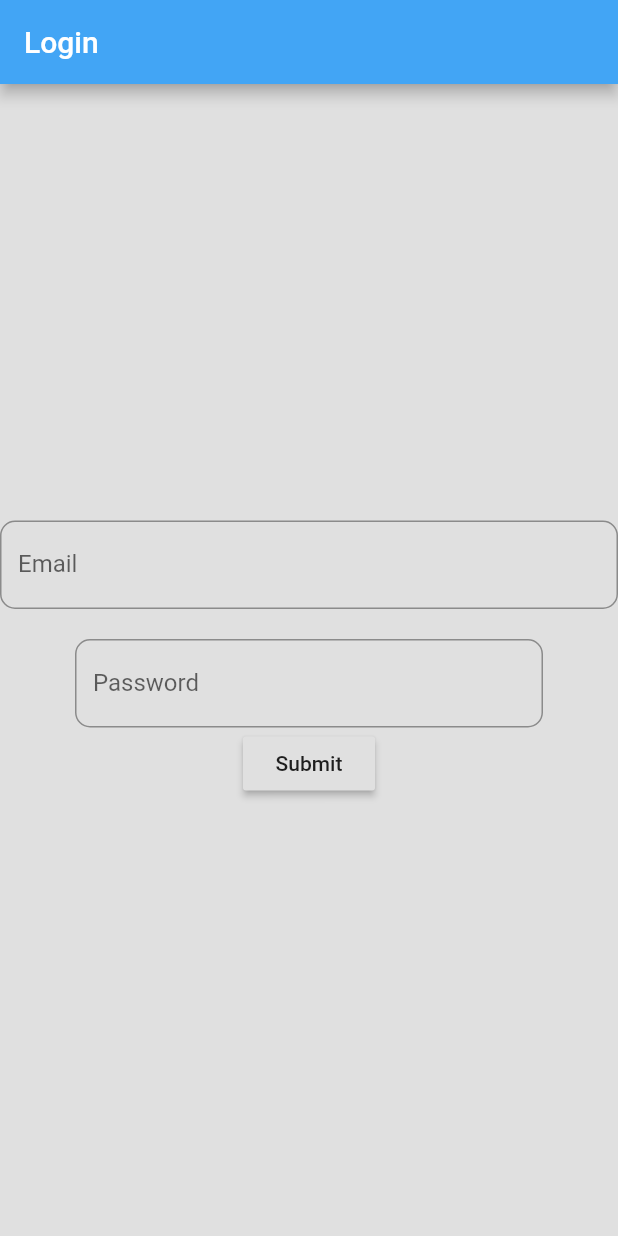
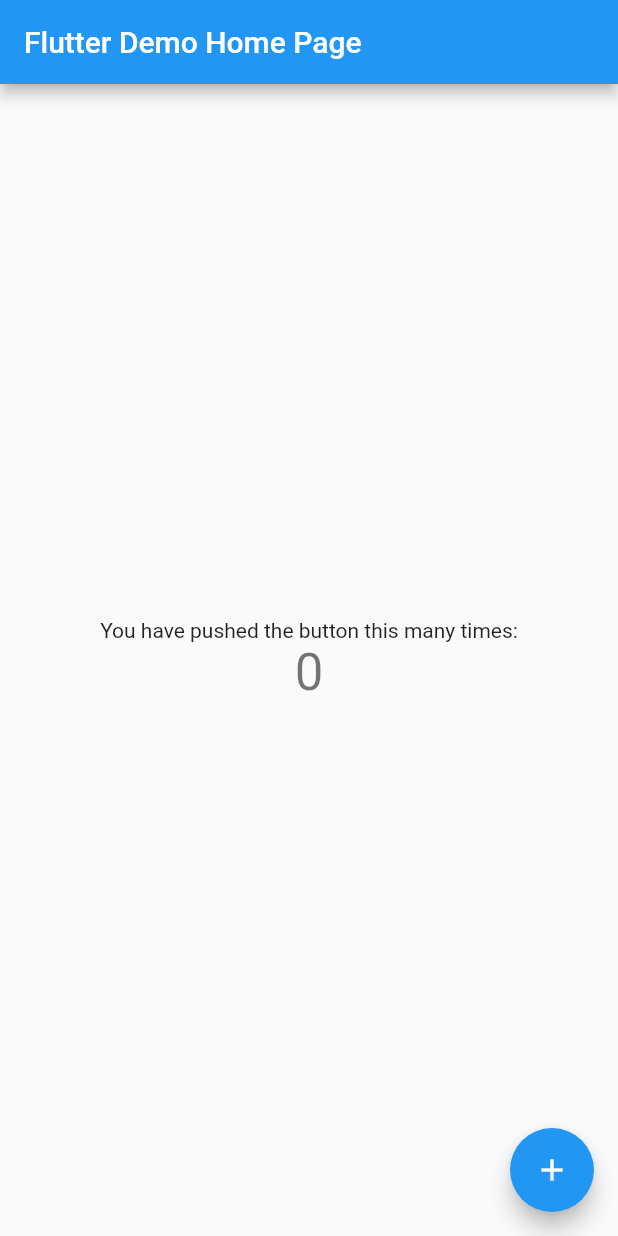
Before and after one commit to Ifavhoney/NasaChallenge, a Flutter app: the screen it shows after launch, on a phone screen of 412 x 824 dp. Run offline on Flutter 3.47's test engine with Material 2 defaults, Android fonts, the phone set to English and light mode, and no system bars.

Commit message:
Refractor Tutorial

```diff
--- a/lib/login.dart
+++ /dev/null
@@ -1,101 +0,0 @@
-import 'package:flutter/material.dart';
-import 'package:mybackpack/backpack.dart';
-
-class Login extends StatefulWidget {
-  @override
-  _LoginState createState() => _LoginState();
-}
-
-class Astronaut {
-  String email = "";
-  String password = "";
-}
-
-class _LoginState extends State<Login> {
-  //Create Object + form key
-  Astronaut astronaut = new Astronaut();
-  final _formKey = GlobalKey<FormState>();
-
-  @override
-  Widget build(BuildContext context) {
-    return Scaffold(
-        appBar: AppBar(
-          title: Text("Login"),
-          backgroundColor: Colors.blue.shade400,
-        ),
-        backgroundColor: Colors.grey.shade300,
-        body: Container(
-          alignment: Alignment.center,
-          child: Form(
-            key: _formKey,
-            child: Column(
-              mainAxisAlignment: MainAxisAlignment.center,
-              children: <Widget>[
-                TextFormField(
-                  decoration: InputDecoration(
-                    labelText: "Email",
-                    border: OutlineInputBorder(
-                      borderRadius: BorderRadius.circular(10),
-                    ),
-                  ),
-
-                  //lvl 2 - accept characters that end with the given email e.g @uoguelph
-                  validator: (String value) {
-                    if (value.isEmpty) {
-                      return "Invalid Field";
-                    } else {
-                      //DO X Y Z
-                      setState(() {
-                        return astronaut.email = value;
-                      });
-                    }
-                    return null;
-                  },
-                ),
-                Padding(
-                  padding: const EdgeInsets.fromLTRB(50, 20, 50, 0),
-                  child: TextFormField(
-                    decoration: InputDecoration(
-                      labelText: "Password",
-                      border: OutlineInputBorder(
-                        borderRadius: BorderRadius.circular(10),
-                      ),
-                    ),
-                    obscureText: true,
-                    //lvl 2 - accept characters that end with the given email e.g @uoguelph
-                    validator: (String value) {
-                      if (value.isEmpty) {
-                        return "Invalid Field";
-                      } else {
-                        //DO X Y Z
-                        setState(() {
-                          return astronaut.password = value;
-                        });
-                      }
-                      return null;
-                    },
-                  ),
-                ),
-                RaisedButton(
-                  child: Text("Submit"),
-                  onPressed: () {
-                    redirect();
-                  },
-                )
-              ],
-            ),
-          ),
-        ));
-  }
-
-//See this in API building or Data analysis
-//
-  Future redirect() {
-    MaterialPageRoute route =
-        MaterialPageRoute(builder: (BuildContext context) {
-      return BackPack();
-    });
-
-    return Navigator.of(context).push(route);
-  }
-}
--- a/lib/main.dart
+++ b/lib/main.dart
@@ -1,15 +1,111 @@
 import 'package:flutter/material.dart';
-import 'package:mybackpack/login.dart';
 
 void main() => runApp(MyApp());
 
 class MyApp extends StatelessWidget {
+  // This widget is the root of your application.
   @override
   Widget build(BuildContext context) {
     return MaterialApp(
       title: 'Flutter Demo',
-      debugShowCheckedModeBanner: false,
-      home: Login(),
+      theme: ThemeData(
+        // This is the theme of your application.
+        //
+        // Try running your application with "flutter run". You'll see the
+        // application has a blue toolbar. Then, without quitting the app, try
+        // changing the primarySwatch below to Colors.green and then invoke
+        // "hot reload" (press "r" in the console where you ran "flutter run",
+        // or simply save your changes to "hot reload" in a Flutter IDE).
+        // Notice that the counter didn't reset back to zero; the application
+        // is not restarted.
+        primarySwatch: Colors.blue,
+      ),
+      home: MyHomePage(title: 'Flutter Demo Home Page'),
     );
   }
 }
+
+class MyHomePage extends StatefulWidget {
+  MyHomePage({Key key, this.title}) : super(key: key);
+
+  // This widget is the home page of your application. It is stateful, meaning
+  // that it has a State object (defined below) that contains fields that affect
+  // how it looks.
+
+  // This class is the configuration for the state. It holds the values (in this
+  // case the title) provided by the parent (in this case the App widget) and
+  // used by the build method of the State. Fields in a Widget subclass are
+  // always marked "final".
+
+  final String title;
+
+  @override
+  _MyHomePageState createState() => _MyHomePageState();
+}
+
+class _MyHomePageState extends State<MyHomePage> {
+  int _counter = 0;
+
+  void _incrementCounter() {
+    setState(() {
+      // This call to setState tells the Flutter framework that something has
+      // changed in this State, which causes it to rerun the build method below
+      // so that the display can reflect the updated values. If we changed
+      // _counter without calling setState(), then the build method would not be
+      // called again, and so nothing would appear to happen.
+      _counter++;
+    });
+  }
+
+  @override
+  Widget build(BuildContext context) {
+    // This method is rerun every time setState is called, for instance as done
+    // by the _incrementCounter method above.
+    //
+    // The Flutter framework has been optimized to make rerunning build methods
+    // fast, so that you can just rebuild anything that needs updating rather
+    // than having to individually change instances of widgets.
+    return Scaffold(
+      appBar: AppBar(
+        // Here we take the value from the MyHomePage object that was created by
+        // the App.build method, and use it to set our appbar title.
+        title: Text(widget.title),
+      ),
+      body: Center(
+        // Center is a layout widget. It takes a single child and positions it
+        // in the middle of the parent.
+        child: Column(
+          // Column is also a layout widget. It takes a list of children and
+          // arranges them vertically. By default, it sizes itself to fit its
+          // children horizontally, and tries to be as tall as its parent.
+          //
+          // Invoke "debug painting" (press "p" in the console, choose the
+          // "Toggle Debug Paint" action from the Flutter Inspector in Android
+          // Studio, or the "Toggle Debug Paint" command in Visual Studio Code)
+          // to see the wireframe for each widget.
+          //
+          // Column has various properties to control how it sizes itself and
+          // how it positions its children. Here we use mainAxisAlignment to
+          // center the children vertically; the main axis here is the vertical
+          // axis because Columns are vertical (the cross axis would be
+          // horizontal).
+          mainAxisAlignment: MainAxisAlignment.center,
+          children: <Widget>[
+            Text(
+              'You have pushed the button this many times:',
+            ),
+            Text(
+              '$_counter',
+              style: Theme.of(context).textTheme.display1,
+            ),
+          ],
+        ),
+      ),
+      floatingActionButton: FloatingActionButton(
+        onPressed: _incrementCounter,
+        tooltip: 'Increment',
+        child: Icon(Icons.add),
+      ), // This trailing comma makes auto-formatting nicer for build methods.
+    );
+  }
+}
```
Also changed, not shown: lib/backpack.dart (deleted, +0 -20 lines), images/check.png (added).
